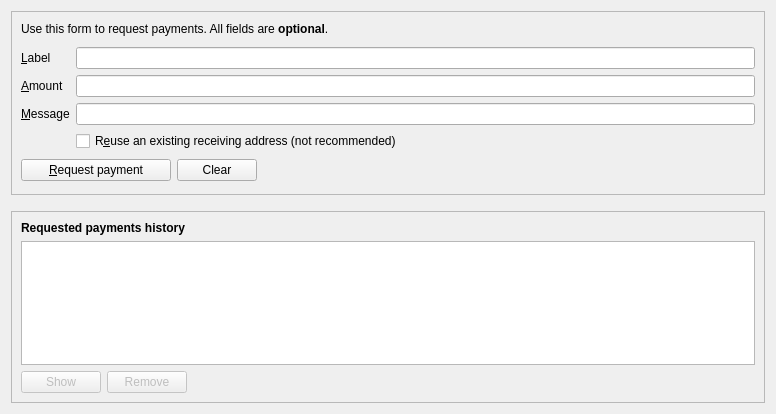
This is src/qt/forms/receivecoinsdialog.ui in unitusdev/unitus as Qt 5 draws it before an edit. The edited form follows.
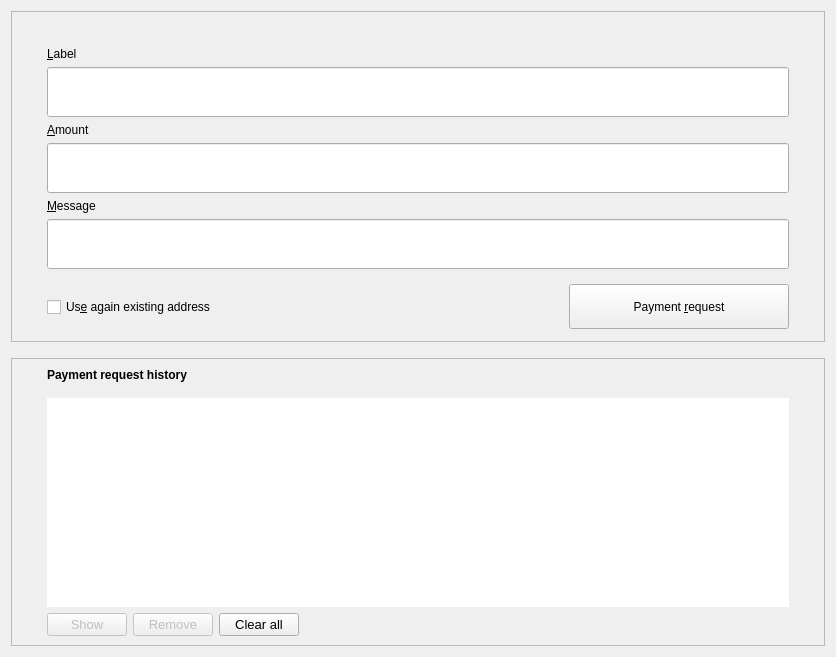
This is the edited form. Icons and pictures are not drawn. Custom widgets are drawn as their Qt base class.

```diff
--- a/src/qt/forms/receivecoinsdialog.ui
+++ b/src/qt/forms/receivecoinsdialog.ui
@@ -6,8 +6,8 @@
    <rect>
     <x>0</x>
     <y>0</y>
-    <width>776</width>
-    <height>414</height>
+    <width>836</width>
+    <height>657</height>
    </rect>
   </property>
   <layout class="QVBoxLayout" name="verticalLayout" stretch="0,0,1">
@@ -29,6 +29,12 @@
       <number>0</number>
      </property>
      <layout class="QVBoxLayout" name="verticalLayout_3">
+      <property name="leftMargin">
+       <number>35</number>
+      </property>
+      <property name="rightMargin">
+       <number>35</number>
+      </property>
       <item>
        <widget class="QFrame" name="frame">
         <property name="sizePolicy">
@@ -68,7 +74,7 @@
           </sizepolicy>
          </property>
          <property name="text">
-          <string>Use this form to request payments. All fields are &lt;b&gt;optional&lt;/b&gt;.</string>
+          <string/>
          </property>
         </widget>
        </widget>
@@ -91,51 +97,7 @@
           </property>
          </widget>
         </item>
-        <item row="5" column="2">
-         <widget class="QCheckBox" name="reuseAddress">
-          <property name="toolTip">
-           <string>Reuse one of the previously used receiving addresses. Reusing addresses has security and privacy issues. Do not use this unless re-generating a payment request made before.</string>
-          </property>
-          <property name="text">
-           <string>R&amp;euse an existing receiving address (not recommended)</string>
-          </property>
-         </widget>
-        </item>
-        <item row="4" column="2">
-         <widget class="QLineEdit" name="reqMessage">
-          <property name="toolTip">
-           <string>An optional message to attach to the payment request, which will be displayed when the request is opened. Note: The message will not be sent with the payment over the Unitus network.</string>
-          </property>
-         </widget>
-        </item>
-        <item row="3" column="2">
-         <widget class="BitcoinAmountField" name="reqAmount">
-          <property name="minimumSize">
-           <size>
-            <width>80</width>
-            <height>0</height>
-           </size>
-          </property>
-          <property name="toolTip">
-           <string>An optional amount to request. Leave this empty or zero to not request a specific amount.</string>
-          </property>
-         </widget>
-        </item>
-        <item row="2" column="2">
-         <widget class="QLineEdit" name="reqLabel">
-          <property name="toolTip">
-           <string>An optional label to associate with the new receiving address.</string>
-          </property>
-         </widget>
-        </item>
-        <item row="5" column="0">
-         <widget class="QLabel" name="label_4">
-          <property name="text">
-           <string/>
-          </property>
-         </widget>
-        </item>
-        <item row="3" column="0">
+        <item row="4" column="0">
          <widget class="QLabel" name="labelReceiveCoinsAmount">
           <property name="toolTip">
            <string>An optional amount to request. Leave this empty or zero to not request a specific amount.</string>
@@ -151,7 +113,46 @@
           </property>
          </widget>
         </item>
-        <item row="4" column="0">
+        <item row="5" column="0">
+         <widget class="BitcoinAmountField" name="reqAmount">
+          <property name="minimumSize">
+           <size>
+            <width>80</width>
+            <height>50</height>
+           </size>
+          </property>
+          <property name="toolTip">
+           <string>An optional amount to request. Leave this empty or zero to not request a specific amount.</string>
+          </property>
+         </widget>
+        </item>
+        <item row="3" column="0">
+         <widget class="QLineEdit" name="reqLabel">
+          <property name="minimumSize">
+           <size>
+            <width>0</width>
+            <height>50</height>
+           </size>
+          </property>
+          <property name="toolTip">
+           <string>An optional label to associate with the new receiving address.</string>
+          </property>
+         </widget>
+        </item>
+        <item row="7" column="0">
+         <widget class="QLineEdit" name="reqMessage">
+          <property name="minimumSize">
+           <size>
+            <width>0</width>
+            <height>50</height>
+           </size>
+          </property>
+          <property name="toolTip">
+           <string>An optional message to attach to the payment request, which will be displayed when the request is opened. Note: The message will not be sent with the payment over the Unitus network.</string>
+          </property>
+         </widget>
+        </item>
+        <item row="6" column="0">
          <widget class="QLabel" name="labelReceiveCoinsMessage">
           <property name="toolTip">
            <string>An optional message to attach to the payment request, which will be displayed when the request is opened. Note: The message will not be sent with the payment over the Unitus network.</string>
@@ -167,81 +168,27 @@
           </property>
          </widget>
         </item>
-       </layout>
-      </item>
-      <item>
-       <widget class="QFrame" name="frame_2">
-        <property name="enabled">
-         <bool>true</bool>
-        </property>
-        <property name="sizePolicy">
-         <sizepolicy hsizetype="Expanding" vsizetype="MinimumExpanding">
-          <horstretch>0</horstretch>
-          <verstretch>0</verstretch>
-         </sizepolicy>
-        </property>
-        <property name="minimumSize">
-         <size>
-          <width>0</width>
-          <height>28</height>
-         </size>
-        </property>
-        <property name="frameShape">
-         <enum>QFrame::NoFrame</enum>
-        </property>
-        <property name="frameShadow">
-         <enum>QFrame::Raised</enum>
-        </property>
-        <property name="lineWidth">
-         <number>0</number>
-        </property>
-        <widget class="QWidget" name="layoutWidget">
-         <property name="geometry">
-          <rect>
-           <x>0</x>
-           <y>0</y>
-           <width>284</width>
-           <height>27</height>
-          </rect>
-         </property>
+        <item row="9" column="0">
          <layout class="QHBoxLayout" name="horizontalLayout">
+          <property name="topMargin">
+           <number>7</number>
+          </property>
           <item>
-           <widget class="QPushButton" name="receiveButton">
+           <widget class="QCheckBox" name="reuseAddress">
             <property name="minimumSize">
              <size>
-              <width>150</width>
-              <height>0</height>
+              <width>0</width>
+              <height>50</height>
              </size>
-            </property>
-            <property name="text">
-             <string>&amp;Request payment</string>
-            </property>
-            <property name="icon">
-             <iconset resource="../bitcoin.qrc">
-              <normaloff>:/icons/receiving_addresses</normaloff>:/icons/receiving_addresses</iconset>
-            </property>
-           </widget>
-          </item>
-          <item>
-           <widget class="QPushButton" name="clearButton">
-            <property name="sizePolicy">
-             <sizepolicy hsizetype="Minimum" vsizetype="Fixed">
-              <horstretch>0</horstretch>
-              <verstretch>0</verstretch>
-             </sizepolicy>
             </property>
             <property name="toolTip">
-             <string>Clear all fields of the form.</string>
+             <string>Reuse one of the previously used receiving addresses. Reusing addresses has security and privacy issues. Do not use this unless re-generating a payment request made before.</string>
+            </property>
+            <property name="styleSheet">
+             <string notr="true"/>
             </property>
             <property name="text">
-             <string>Clear</string>
-            </property>
-            <property name="icon">
-             <iconset resource="../bitcoin.qrc">
-              <normaloff>:/icons/remove</normaloff>:/icons/remove</iconset>
-            </property>
-            <property name="autoDefault">
-             <bool>false</bool>
+             <string>Us&amp;e again existing address</string>
             </property>
            </widget>
           </item>
@@ -252,15 +199,38 @@
             </property>
             <property name="sizeHint" stdset="0">
              <size>
-              <width>40</width>
+              <width>20</width>
               <height>20</height>
              </size>
             </property>
            </spacer>
           </item>
+          <item>
+           <widget class="QPushButton" name="receiveButton">
+            <property name="minimumSize">
+             <size>
+              <width>220</width>
+              <height>45</height>
+             </size>
+            </property>
+            <property name="text">
+             <string>Payment &amp;request</string>
+            </property>
+            <property name="icon">
+             <iconset resource="../bitcoin.qrc">
+              <normaloff>:/icons/send</normaloff>:/icons/send</iconset>
+            </property>
+            <property name="iconSize">
+             <size>
+              <width>16</width>
+              <height>16</height>
+             </size>
+            </property>
+           </widget>
+          </item>
          </layout>
-        </widget>
-       </widget>
+        </item>
+       </layout>
       </item>
      </layout>
     </widget>
@@ -293,6 +263,12 @@
       <enum>QFrame::Raised</enum>
      </property>
      <layout class="QVBoxLayout" name="verticalLayout_2">
+      <property name="leftMargin">
+       <number>35</number>
+      </property>
+      <property name="rightMargin">
+       <number>35</number>
+      </property>
       <item>
        <widget class="QLabel" name="labelRequestPaymentsHistory">
         <property name="font">
@@ -302,21 +278,46 @@
          </font>
         </property>
         <property name="text">
-         <string>Requested payments history</string>
+         <string>Payment request history</string>
         </property>
        </widget>
       </item>
+      <item>
+       <spacer name="verticalSpacer">
+        <property name="orientation">
+         <enum>Qt::Vertical</enum>
+        </property>
+        <property name="sizeType">
+         <enum>QSizePolicy::Fixed</enum>
+        </property>
+        <property name="sizeHint" stdset="0">
+         <size>
+          <width>20</width>
+          <height>10</height>
+         </size>
+        </property>
+       </spacer>
+      </item>
       <item>
        <widget class="QTableView" name="recentRequestsView">
         <property name="contextMenuPolicy">
          <enum>Qt::CustomContextMenu</enum>
         </property>
+        <property name="frameShape">
+         <enum>QFrame::NoFrame</enum>
+        </property>
+        <property name="midLineWidth">
+         <number>0</number>
+        </property>
         <property name="tabKeyNavigation">
          <bool>false</bool>
         </property>
         <property name="sortingEnabled">
          <bool>true</bool>
         </property>
+        <attribute name="horizontalHeaderShowSortIndicator" stdset="0">
+         <bool>false</bool>
+        </attribute>
        </widget>
       </item>
       <item>
@@ -326,6 +327,11 @@
           <property name="enabled">
            <bool>false</bool>
           </property>
+          <property name="font">
+           <font>
+            <pointsize>10</pointsize>
+           </font>
+          </property>
           <property name="toolTip">
            <string>Show the selected request (does the same as double clicking an entry)</string>
           </property>
@@ -346,6 +352,11 @@
           <property name="enabled">
            <bool>false</bool>
           </property>
+          <property name="font">
+           <font>
+            <pointsize>10</pointsize>
+           </font>
+          </property>
           <property name="toolTip">
            <string>Remove the selected entries from the list</string>
           </property>
@@ -361,6 +372,37 @@
           </property>
          </widget>
         </item>
+        <item>
+         <widget class="QPushButton" name="clearButton">
+          <property name="sizePolicy">
+           <sizepolicy hsizetype="Minimum" vsizetype="Fixed">
+            <horstretch>0</horstretch>
+            <verstretch>0</verstretch>
+           </sizepolicy>
+          </property>
+          <property name="font">
+           <font>
+            <pointsize>10</pointsize>
+           </font>
+          </property>
+          <property name="toolTip">
+           <string>Clear all fields of the form.</string>
+          </property>
+          <property name="layoutDirection">
+           <enum>Qt::LeftToRight</enum>
+          </property>
+          <property name="text">
+           <string>Clear all</string>
+          </property>
+          <property name="icon">
+           <iconset resource="../bitcoin.qrc">
+            <normaloff>:/icons/arrow_right</normaloff>:/icons/arrow_right</iconset>
+          </property>
+          <property name="autoDefault">
+           <bool>false</bool>
+          </property>
+         </widget>
+        </item>
         <item>
          <spacer name="horizontalSpacer_2">
           <property name="orientation">
```
Left out of the diff: 6 changed lines with no effect on the pictures.
